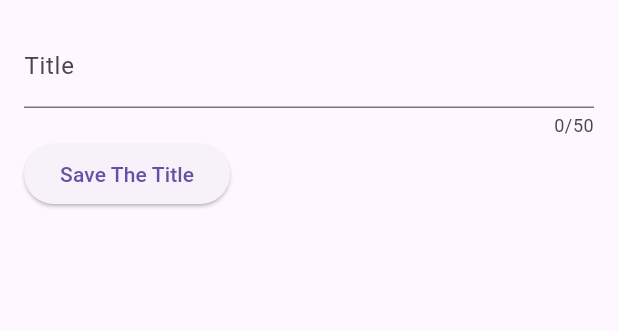
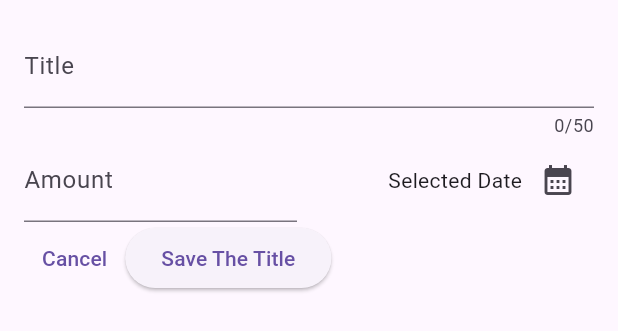
Before and after one commit to Roshan9760/Flutter-Learning-Module-3, a Flutter app: the NewExpense widget shown alone on an empty page, opened directly, on a phone screen of 412 x 824 dp. Shown: the top 331 px of the screen. Run offline on Flutter 3.47's test engine with Material 3 defaults, Android fonts, the light colour scheme and no system bars.

Commit message:
add showDatePicker overlay to pick date

```diff
--- a/lib/widget/new_expense.dart
+++ b/lib/widget/new_expense.dart
@@ -10,12 +10,23 @@ class NewExpense extends StatefulWidget {
 
 class _NewExpenseSatate extends State<NewExpense> {
   final _titleController = TextEditingController();
-
+  final _amountController = TextEditingController();
 
   //  to delete the controller after usage
+  void _presentDatePicker() {
+    final now = DateTime.now();
+    final firstDate = DateTime(now.year - 1, now.month, now.day);
+    showDatePicker(
+        context: context,
+        initialDate: now,
+        firstDate: firstDate,
+        lastDate: now);
+  }
+
   @override
   void dispose() {
     _titleController.dispose();
+    _amountController.dispose();
     super.dispose();
   }
 
@@ -29,13 +40,50 @@ class _NewExpenseSatate extends State<NewExpense> {
           TextField(
             maxLength: 50,
             controller: _titleController,
-            decoration: InputDecoration(label: Text('Title')),
+            decoration: const InputDecoration(label: Text('Title')),
           ),
           Row(
             children: [
+              Expanded(
+                child: TextField(
+                  keyboardType: TextInputType.number,
+                  controller: _amountController,
+                  decoration: const InputDecoration(
+                      label: Text('Amount'), prefixText: '\$'),
+                ),
+              ),
+              const SizedBox(
+                width: 16,
+              ),
+              Expanded(
+                child: Row(
+                  mainAxisAlignment: MainAxisAlignment.end,
+                  crossAxisAlignment: CrossAxisAlignment.center,
+                  children: [
+                    Text('Selected Date'),
+                    IconButton(
+                      onPressed: () {
+                        _presentDatePicker();
+                      },
+                      icon: Icon(Icons.calendar_month),
+                    )
+                  ],
+                ),
+              )
+            ],
+          ),
+          Row(
+            children: [
+              TextButton(
+                onPressed: () {
+                  Navigator.pop(context);
+                },
+                child: Text('Cancel'),
+              ),
               ElevatedButton(
                 onPressed: () {
                   print(_titleController.text);
+                  print(_amountController.text);
                 },
                 child: const Text('Save The Title'),
               )
```
